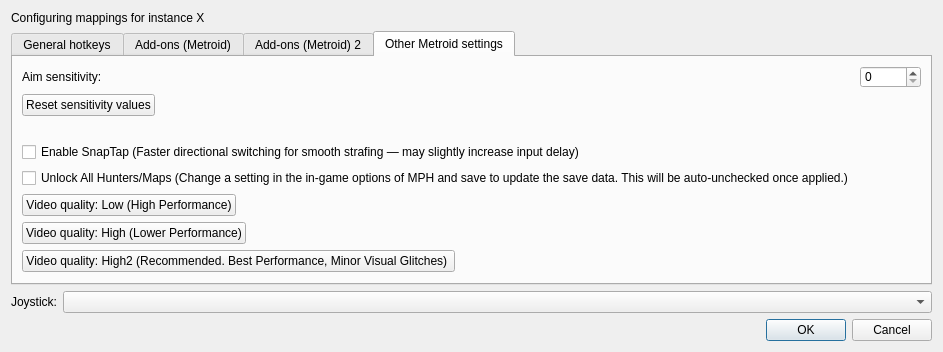
Above: src/frontend/qt_sdl/InputConfig/InputConfigDialog.ui from ag-advania/melonPrimeDS before the change. Below: the same form after it.
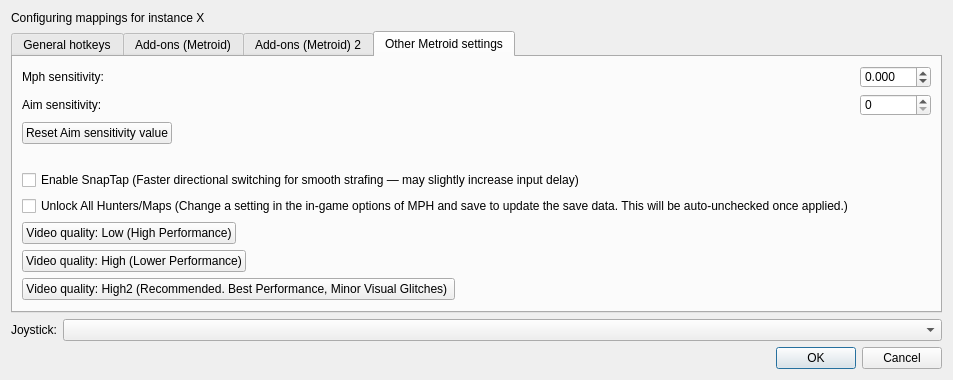
That is the form after the change. The open tabs and pages were chosen to show the change.

Commit message: Added mph sensitivity setting option

The edit to the form file:
```diff
--- a/src/frontend/qt_sdl/InputConfig/InputConfigDialog.ui
+++ b/src/frontend/qt_sdl/InputConfig/InputConfigDialog.ui
@@ -2307,8 +2307,40 @@
 		    </attribute>
 		    <!-- Form layout to organize setting items in a grid -->
 		    <layout class="QFormLayout" name="metroidFormLayout">
-			    <!-- Aim sensitivity configuration -->
-			    <item row="0" column="0">
+
+
+				<!-- MPH sensitivity configuration -->
+				<item row="0" column="0">
+					<!-- Label for aim sensitivity -->
+					<widget class="QLabel" name="metroidMphSensitvityLabel">
+						<property name="text">
+							<string>Mph sensitivity:</string>
+						</property>
+					</widget>
+				</item>
+				<item row="0" column="1">
+					<!-- Double spin box for aim sensitivity value (range: -5.0 ~ 155.0) -->
+					<widget class="QDoubleSpinBox" name="metroidMphSensitvitySpinBox">
+						<property name="minimum">
+							<double>-5.008</double>
+						</property>
+						<property name="maximum">
+							<double>155.225</double>
+						</property>
+						<property name="singleStep">
+							<double>0.1</double>
+						</property>
+						<property name="decimals">
+							<number>3</number>
+						</property>
+						<property name="value">
+							<double>0.0</double>
+						</property>
+					</widget>
+				</item>
+
+				<!-- Aim sensitivity configuration -->
+			    <item row="1" column="0">
 				    <!-- Label for aim sensitivity -->
 				    <widget class="QLabel" name="metroidAimSensitvityLabel">
 					    <property name="text">
@@ -2316,7 +2348,7 @@
 					    </property>
 				    </widget>
 			    </item>
-			    <item row="0" column="1">
+			    <item row="1" column="1">
 				    <!-- Spin box for aim sensitivity value (range: 0-99999) -->
 				    <widget class="QSpinBox" name="metroidAimSensitvitySpinBox">
 					    <property name="minimum">
@@ -2332,16 +2364,16 @@
 			    </item>
 
 			    <!-- Reset button for sensitivity settings -->
-			    <item row="1" column="0">
+			    <item row="2" column="0">
 				    <widget class="QPushButton" name="metroidResetSensitivityValues">
 					    <property name="text">
-						    <string>Reset sensitivity values</string>
+						    <string>Reset Aim sensitivity value</string>
 					    </property>
 				    </widget>
 			    </item>
 
 			    <!-- Add vertical spacing -->
-			    <item row="2" column="0">
+			    <item row="3" column="0">
 				    <widget class="QLabel" name="emptyLabel">
 					    <property name="text">
 						    <string> </string>
@@ -2350,7 +2382,7 @@
 			    </item>
 
 				<!-- SnapTap -->
-				<item row="3" column="0">
+				<item row="4" column="0">
 					<widget class="QCheckBox" name="cbMetroidEnableSnapTap">
 						<property name="text">
 							<string>Enable SnapTap (Faster directional switching for smooth strafing — may slightly increase input delay)</string>
@@ -2358,7 +2390,7 @@
 					</widget>
 				</item>
 				
-				<item row="4" column="0">
+				<item row="5" column="0">
 					<widget class="QCheckBox" name="cbMetroidUnlockAll">
 						<property name="text">
 							<string>Unlock All Hunters/Maps (Change a setting in the in-game options of MPH and save to update the save data. This will be auto-unchecked once applied.)</string>
@@ -2367,7 +2399,7 @@
 				</item>
 
 				<!-- Low quality -->
-			    <item row="5" column="0">
+			    <item row="6" column="0">
 				    <widget class="QPushButton" name="metroidSetVideoQualityToLow">
 					    <property name="text">
 						    <string>Video quality: Low (High Performance)</string>
@@ -2376,7 +2408,7 @@
 			    </item>
 
 			    <!-- High quality -->
-			    <item row="6" column="0">
+			    <item row="7" column="0">
 				    <widget class="QPushButton" name="metroidSetVideoQualityToHigh">
 					    <property name="text">
 						    <string>Video quality: High (Lower Performance)</string>
@@ -2385,7 +2417,7 @@
 			    </item>
 
 				<!-- High2 quality -->
-				<item row="7" column="0">
+				<item row="8" column="0">
 					<widget class="QPushButton" name="metroidSetVideoQualityToHigh2">
 						<property name="text">
 							<string>Video quality: High2 (Recommended. Best Performance, Minor Visual Glitches) </string>
```
The commit also changes 4 other files.
